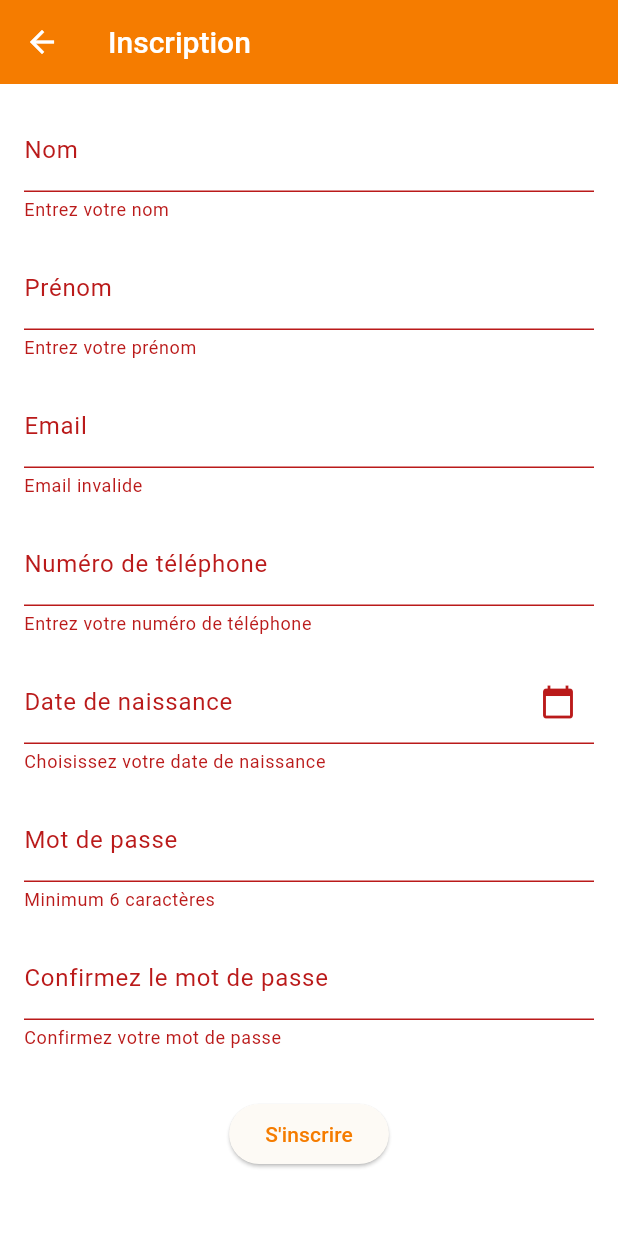
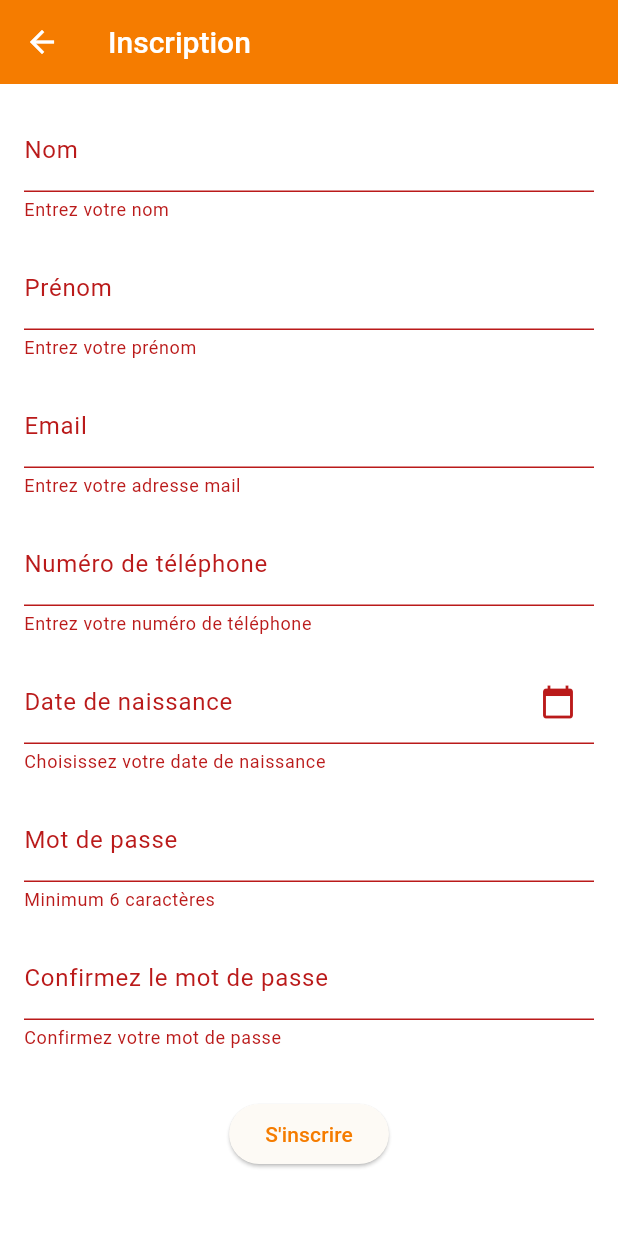
Before and after one commit to eliaka2212/OLED-MO-main-main, a Flutter app: the Inscription screen opened directly, after a tap on "S'inscrire", on a phone screen of 412 x 824 dp. Run offline on Flutter 3.47's test engine with Material 3 defaults, Android fonts, the phone set to English and light mode, and no system bars; our stand-ins replace font_awesome_flutter, shared_preferences; accounts and stored records are empty; Roboto replaces fonts that are missing (Segoe UI).

```diff
--- a/lib/screens/screen_contact/contact.dart
+++ b/lib/screens/screen_contact/contact.dart
@@ -3,8 +3,9 @@ import 'package:url_launcher/url_launcher.dart';
 
 void _callPhoneNumber(String phoneNumber) async {
   final Uri launchUri = Uri(scheme: 'tel', path: phoneNumber);
-  if (await canLaunch(launchUri.toString())) {
-    await launch(launchUri.toString());
+
+  if (await canLaunchUrl(launchUri)) {
+    await launchUrl(launchUri);
   } else {
     throw 'Could not launch $phoneNumber';
   }
--- a/lib/screens/screen_inscription/inscription.dart
+++ b/lib/screens/screen_inscription/inscription.dart
@@ -35,7 +35,7 @@ class _InscriptionState extends State<Inscription> {
 
       try {
         final url = Uri.parse(
-          'https://ton-backend.com/api/inscription',
+          'http://192.168.109.10/api/register',
         ); // <-- Remplace par ton URL API
 
         final response = await http.post(
@@ -130,12 +130,16 @@ class _InscriptionState extends State<Inscription> {
                 TextFormField(
                   decoration: InputDecoration(labelText: "Email"),
                   keyboardType: TextInputType.emailAddress,
-                  validator: (value) =>
-                      value == null ||
-                          !value.contains('@') ||
-                          !value.contains('.')
-                      ? "Email invalide"
-                      : null,
+                  validator: (value) {
+                    if (value == null || value.isEmpty) {
+                      return "Entrez votre adresse mail ";
+                    } else if (!RegExp(
+                      r"^[a-zA-Z0-9.a-zA-Z0-9.!#$%&'*+-/=?^_`{|}~]+@[a-zA-Z0-9]+\.[a-zA-Z]+",
+                    ).hasMatch(value)) {
+                      return "veuillez saisir une adresse mail valide";
+                    }
+                    return null;
+                  },
                   onSaved: (value) => email = value!,
                 ),
                 SizedBox(height: 16),
```
Also changed, not shown: lib/screens/screen_qcm/modelaffichagequestion.dart (+45 -10 lines).
